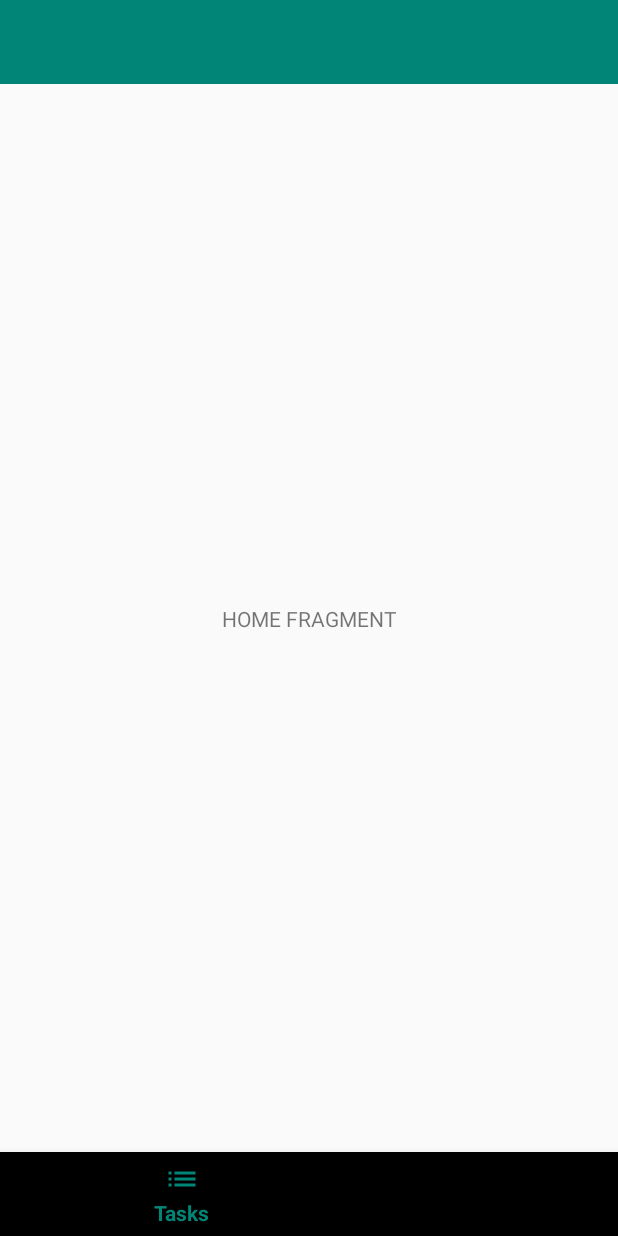
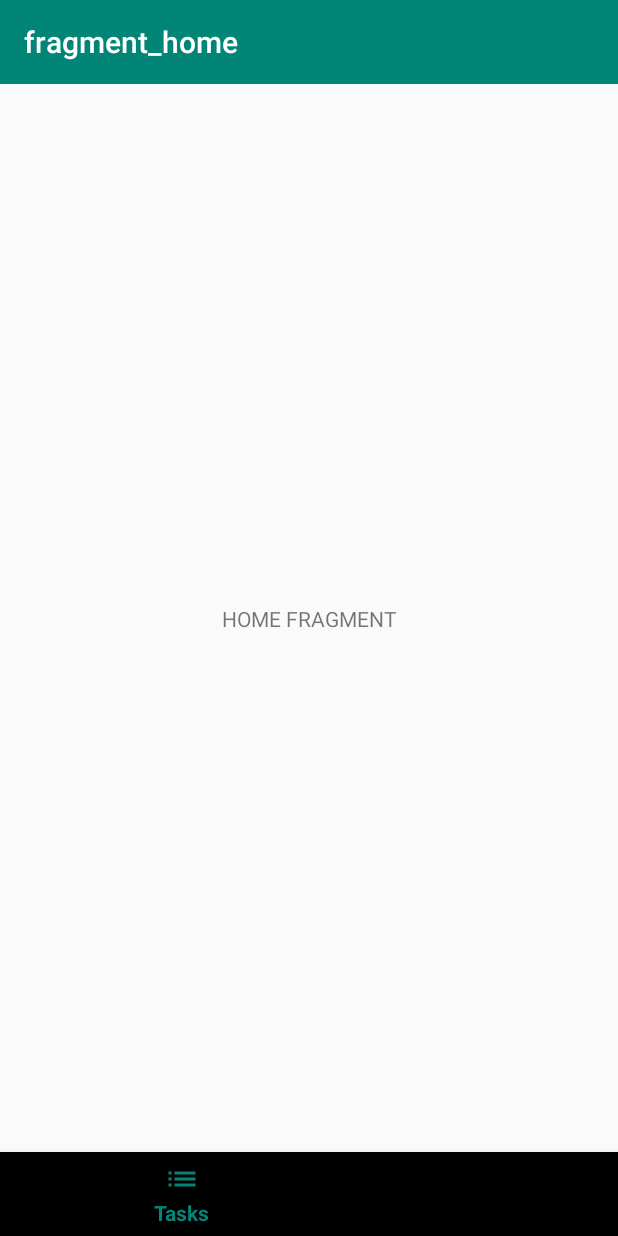
Before and after one commit to valmirt/another-todo-list, an Android app: the screen it shows after launch (HomeActivity), on a phone screen of 412 x 824 dp. Run offline under Robolectric (Android 15) with nearby library versions, the phone set to English and light mode, and no system bars; our stand-ins replace Room's generated code, navigation-ui; 1 statement that could not run was skipped.

Commit message:
home view

```diff
--- a/app/src/main/java/br/dev/valmirt/anothertodolist/ui/home/HomeActivity.kt
+++ b/app/src/main/java/br/dev/valmirt/anothertodolist/ui/home/HomeActivity.kt
@@ -3,13 +3,11 @@ package br.dev.valmirt.anothertodolist.ui.home
 import android.os.Bundle
 import android.view.MenuItem
 import androidx.appcompat.app.AppCompatActivity
+import androidx.drawerlayout.widget.DrawerLayout
 import androidx.navigation.NavController
 import androidx.navigation.findNavController
 import androidx.navigation.fragment.NavHostFragment
-import androidx.navigation.ui.AppBarConfiguration
-import androidx.navigation.ui.navigateUp
-import androidx.navigation.ui.onNavDestinationSelected
-import androidx.navigation.ui.setupWithNavController
+import androidx.navigation.ui.*
 import br.dev.valmirt.anothertodolist.R
 import kotlinx.android.synthetic.main.activity_home.*
 
@@ -29,51 +27,38 @@ class HomeActivity: AppCompatActivity() {
         // Set up Action Bar
         val navController = host.navController
 
-//        val drawerLayout : DrawerLayout? = findViewById(R.id.drawer_layout)
-//        appBarConfiguration = AppBarConfiguration(
-//            setOf(R.id.home_dest, R.id.deeplink_dest),
-//            drawerLayout)
+        val drawerLayout : DrawerLayout? = findViewById(R.id.drawer_layout)
+        appBarConfiguration = AppBarConfiguration(
+            setOf(R.id.home_dest, R.id.statistic_dest),
+            drawerLayout)
 
-        appBarConfiguration = AppBarConfiguration(navController.graph)
+        setupActionBar(navController, appBarConfiguration)
 
-//        setupActionBar(navController, appBarConfiguration)
-
-//        setupNavigationMenu(navController)
+        setupNavigationMenu(navController)
 
         setupBottomNavMenu(navController)
     }
 
 
-//    private fun setupActionBar(navController: NavController,
-//                               appBarConfig : AppBarConfiguration) {
-//        // This allows NavigationUI to decide what label to show in the action bar
-//        // By using appBarConfig, it will also determine whether to
-//        // show the up arrow or drawer menu icon
-////        setupActionBarWithNavController(navController, appBarConfig)
-//    }
+    private fun setupActionBar(navController: NavController,
+                               appBarConfig : AppBarConfiguration) {
+        setupActionBarWithNavController(navController, appBarConfig)
+    }
 
     private fun setupBottomNavMenu(navController: NavController) {
         bottom_nav_view?.setupWithNavController(navController)
     }
 
-//    private fun setupNavigationMenu(navController: NavController) {
-//        // In split screen mode, you can drag this view out from the left
-//        // This does NOT modify the actionbar
-//        val sideNavView = findViewById<NavigationView>(R.id.nav_view)
-//        sideNavView?.setupWithNavController(navController)
-//    }
+    private fun setupNavigationMenu(navController: NavController) {
+        nav_view?.setupWithNavController(navController)
+    }
 
     override fun onOptionsItemSelected(item: MenuItem): Boolean {
-        // Have the NavigationUI look for an action or destination matching the menu
-        // item id and navigate there if found.
-        // Otherwise, bubble up to the parent.
         return item.onNavDestinationSelected(findNavController(R.id.my_nav_host_fragment))
                 || super.onOptionsItemSelected(item)
     }
 
     override fun onSupportNavigateUp(): Boolean {
-        // Allows NavigationUI to support proper up navigation or the drawer layout
-        // drawer menu, depending on the situation
         return findNavController(R.id.my_nav_host_fragment).navigateUp(appBarConfiguration)
     }
 }
--- a/app/src/main/res/layout-xlarge/activity_home.xml
+++ b/app/src/main/res/layout-xlarge/activity_home.xml
@@ -1,6 +1,43 @@
 <?xml version="1.0" encoding="utf-8"?>
-<androidx.constraintlayout.widget.ConstraintLayout
-    xmlns:android="http://schemas.android.com/apk/res/android" android:layout_width="match_parent"
-    android:layout_height="match_parent">
+<RelativeLayout
+    xmlns:android="http://schemas.android.com/apk/res/android"
+    xmlns:app="http://schemas.android.com/apk/res-auto"
+    xmlns:tools="http://schemas.android.com/tools"
+    android:layout_width="match_parent"
+    android:layout_height="match_parent"
+    tools:context=".ui.home.HomeActivity">
 
-</androidx.constraintlayout.widget.ConstraintLayout>
+    <com.google.android.material.navigation.NavigationView
+        android:id="@+id/nav_view"
+        android:layout_width="wrap_content"
+        android:layout_height="match_parent"
+        android:layout_alignParentStart="true"
+        app:elevation="0dp"
+        app:headerLayout="@layout/nav_view_header"
+        app:menu="@menu/nav_drawer_menu" />
+
+    <View
+        android:layout_width="1dp"
+        android:layout_height="match_parent"
+        android:layout_toEndOf="@id/nav_view"
+        android:background="?android:attr/listDivider" />
+
+    <androidx.appcompat.widget.Toolbar
+        android:id="@+id/toolbar"
+        android:layout_width="match_parent"
+        android:layout_height="wrap_content"
+        android:layout_alignParentTop="true"
+        android:layout_toEndOf="@id/nav_view"
+        android:background="@color/colorPrimary"
+        android:theme="@style/ThemeOverlay.MaterialComponents.Dark.ActionBar" />
+
+    <fragment
+        android:id="@+id/my_nav_host_fragment"
+        android:name="androidx.navigation.fragment.NavHostFragment"
+        android:layout_width="match_parent"
+        android:layout_height="match_parent"
+        android:layout_below="@id/toolbar"
+        android:layout_toEndOf="@id/nav_view"
+        app:defaultNavHost="true"
+        app:navGraph="@navigation/mobile_navigation" />
+</RelativeLayout>
--- a/app/src/main/res/layout/activity_home.xml
+++ b/app/src/main/res/layout/activity_home.xml
@@ -1,9 +1,38 @@
 <?xml version="1.0" encoding="utf-8"?>
-<androidx.constraintlayout.widget.ConstraintLayout
+<androidx.drawerlayout.widget.DrawerLayout
     xmlns:android="http://schemas.android.com/apk/res/android"
     xmlns:app="http://schemas.android.com/apk/res-auto"
     xmlns:tools="http://schemas.android.com/tools"
+    android:id="@+id/drawer_layout"
     android:layout_width="match_parent"
     android:layout_height="match_parent"
     tools:context=".ui.home.HomeActivity">
-</androidx.constraintlayout.widget.ConstraintLayout>
+
+    <LinearLayout
+        android:layout_width="match_parent"
+        android:layout_height="match_parent"
+        android:orientation="vertical">
+
+        <androidx.appcompat.widget.Toolbar
+            android:id="@+id/toolbar"
+            android:layout_width="match_parent"
+            android:layout_height="wrap_content"
+            android:background="@color/colorPrimary"
+            android:theme="@style/ThemeOverlay.MaterialComponents.Dark.ActionBar" />
+
+        <fragment
+            android:id="@+id/my_nav_host_fragment"
+            android:name="androidx.navigation.fragment.NavHostFragment"
+            android:layout_width="match_parent"
+            android:layout_height="match_parent"
+            app:defaultNavHost="true"
+            app:navGraph="@navigation/mobile_navigation" />
+    </LinearLayout>
+
+    <com.google.android.material.navigation.NavigationView
+        android:id="@+id/nav_view"
+        android:layout_width="wrap_content"
+        android:layout_height="match_parent"
+        android:layout_gravity="start"
+        app:menu="@menu/nav_drawer_menu" />
+</androidx.drawerlayout.widget.DrawerLayout>
--- /dev/null
+++ b/app/src/main/res/layout/nav_view_header.xml
@@ -0,0 +1,13 @@
+<?xml version="1.0" encoding="utf-8"?>
+<FrameLayout
+    xmlns:android="http://schemas.android.com/apk/res/android"
+    android:layout_width="match_parent"
+    android:layout_height="?attr/actionBarSize"
+    android:orientation="vertical">
+
+    <View
+        android:layout_width="match_parent"
+        android:layout_height="1dp"
+        android:layout_gravity="bottom"
+        android:background="?android:attr/listDivider" />
+</FrameLayout>
--- /dev/null
+++ b/app/src/main/res/menu/nav_drawer_menu.xml
@@ -0,0 +1,13 @@
+<?xml version="1.0" encoding="utf-8"?>
+<menu xmlns:android="http://schemas.android.com/apk/res/android">
+    <group android:id="@+id/primary">
+        <item
+            android:id="@id/home_dest"
+            android:icon="@drawable/ic_list"
+            android:title="@string/tasks" />
+        <item
+            android:id="@id/statistic_dest"
+            android:icon="@drawable/ic_statistic"
+            android:title="@string/statistics" />
+    </group>
+</menu>
```
Also changed, not shown: 1 other file.
